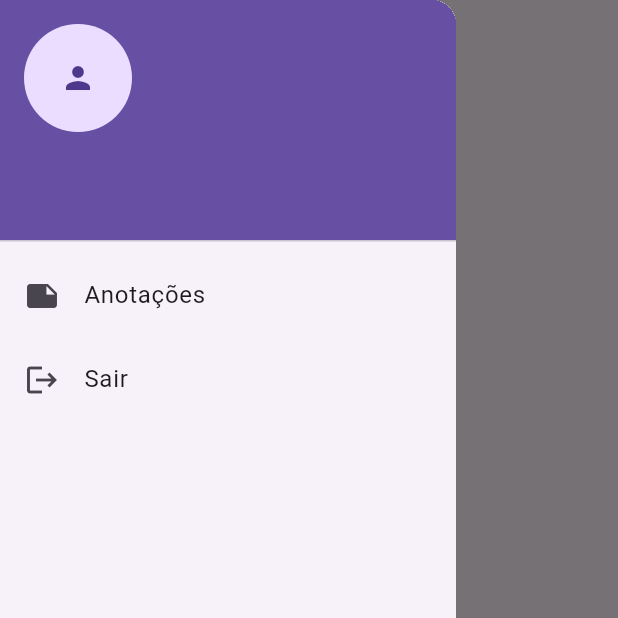
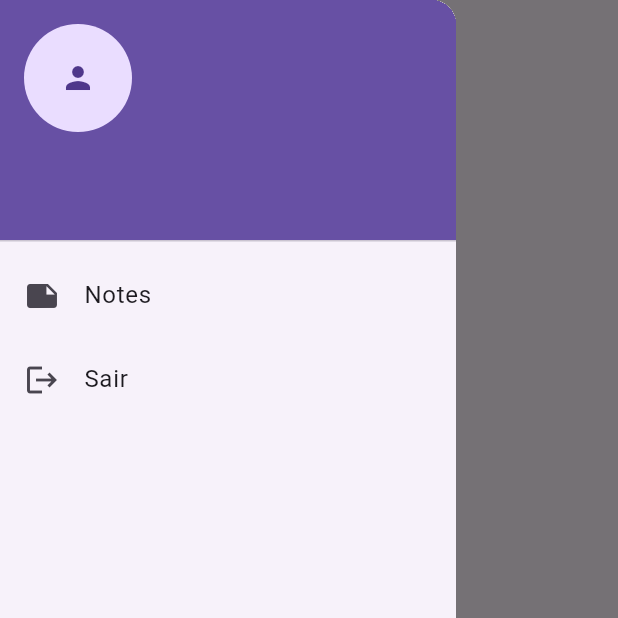
Before and after one commit to pedru0010-ops/FirebaseApp, a Flutter app: the screen it shows once a user with an empty profile is signed in, with the side drawer open, on a phone screen of 412 x 824 dp, the top half of it. Run offline on Flutter 3.47's test engine with Material 3 defaults, Android fonts, the phone set to English and light mode, and no system bars; our stand-ins replace cloud_firestore, firebase_auth, firebase_core, flutter_local_notifications, flutter_map, geolocator and 2 more; missing offline and left inert: geoflutterfire_plus; accounts and stored records are empty; statements that could not run were skipped.

Commit message:
Semana 11

````diff
--- /dev/null
+++ b/l10n.yaml
@@ -0,0 +1,3 @@
+arb-dir: lib/l10n
+template-arb-file: app_en.arb
+output-localization-file: app_localizations.dart
--- /dev/null
+++ b/lib/ l10n/app_en.arb
@@ -0,0 +1,7 @@
+{
+    "@@locale": "en",
+    "notes": "Notes",
+    "@notes": {
+        "description": "The notes title."
+    }
+}
--- /dev/null
+++ b/lib/ l10n/app_localizations.dart
@@ -0,0 +1 @@
+// TODO Implement this library.
--- /dev/null
+++ b/lib/ l10n/app_pt.arb
@@ -0,0 +1,4 @@
+{
+    "@@locale": "pt",
+    "notes": "Anotações"
+}
--- /dev/null
+++ b/lib/l10n/app_en.arb
@@ -0,0 +1,4 @@
+{
+  "@@locale": "en",
+  "notes": "Notes"
+}
--- /dev/null
+++ b/lib/l10n/app_localizations.dart
@@ -0,0 +1,134 @@
+import 'dart:async';
+
+import 'package:flutter/foundation.dart';
+import 'package:flutter/widgets.dart';
+import 'package:flutter_localizations/flutter_localizations.dart';
+import 'package:intl/intl.dart' as intl;
+
+import 'app_localizations_en.dart';
+
+// ignore_for_file: type=lint
+
+/// Callers can lookup localized strings with an instance of AppLocalizations
+/// returned by `AppLocalizations.of(context)`.
+///
+/// Applications need to include `AppLocalizations.delegate()` in their app's
+/// `localizationDelegates` list, and the locales they support in the app's
+/// `supportedLocales` list. For example:
+///
+/// ```dart
+/// import 'l10n/app_localizations.dart';
+///
+/// return MaterialApp(
+///   localizationsDelegates: AppLocalizations.localizationsDelegates,
+///   supportedLocales: AppLocalizations.supportedLocales,
+///   home: MyApplicationHome(),
+/// );
+/// ```
+///
+/// ## Update pubspec.yaml
+///
+/// Please make sure to update your pubspec.yaml to include the following
+/// packages:
+///
+/// ```yaml
+/// dependencies:
+///   # Internationalization support.
+///   flutter_localizations:
+///     sdk: flutter
+///   intl: any # Use the pinned version from flutter_localizations
+///
+///   # Rest of dependencies
+/// ```
+///
+/// ## iOS Applications
+///
+/// iOS applications define key application metadata, including supported
+/// locales, in an Info.plist file that is built into the application bundle.
+/// To configure the locales supported by your app, you’ll need to edit this
+/// file.
+///
+/// First, open your project’s ios/Runner.xcworkspace Xcode workspace file.
+/// Then, in the Project Navigator, open the Info.plist file under the Runner
+/// project’s Runner folder.
+///
+/// Next, select the Information Property List item, select Add Item from the
+/// Editor menu, then select Localizations from the pop-up menu.
+///
+/// Select and expand the newly-created Localizations item then, for each
+/// locale your application supports, add a new item and select the locale
+/// you wish to add from the pop-up menu in the Value field. This list should
+/// be consistent with the languages listed in the AppLocalizations.supportedLocales
+/// property.
+abstract class AppLocalizations {
+  AppLocalizations(String locale)
+    : localeName = intl.Intl.canonicalizedLocale(locale.toString());
+
+  final String localeName;
+
+  static AppLocalizations? of(BuildContext context) {
+    return Localizations.of<AppLocalizations>(context, AppLocalizations);
+  }
+
+  static const LocalizationsDelegate<AppLocalizations> delegate =
+      _AppLocalizationsDelegate();
+
+  /// A list of this localizations delegate along with the default localizations
+  /// delegates.
+  ///
+  /// Returns a list of localizations delegates containing this delegate along with
+  /// GlobalMaterialLocalizations.delegate, GlobalCupertinoLocalizations.delegate,
+  /// and GlobalWidgetsLocalizations.delegate.
+  ///
+  /// Additional delegates can be added by appending to this list in
+  /// MaterialApp. This list does not have to be used at all if a custom list
+  /// of delegates is preferred or required.
+  static const List<LocalizationsDelegate<dynamic>> localizationsDelegates =
+      <LocalizationsDelegate<dynamic>>[
+        delegate,
+        GlobalMaterialLocalizations.delegate,
+        GlobalCupertinoLocalizations.delegate,
+        GlobalWidgetsLocalizations.delegate,
+      ];
+
+  /// A list of this localizations delegate's supported locales.
+  static const List<Locale> supportedLocales = <Locale>[Locale('en')];
+
+  /// No description provided for @notes.
+  ///
+  /// In en, this message translates to:
+  /// **'Notes'**
+  String get notes;
+}
+
+class _AppLocalizationsDelegate
+    extends LocalizationsDelegate<AppLocalizations> {
+  const _AppLocalizationsDelegate();
+
+  @override
+  Future<AppLocalizations> load(Locale locale) {
+    return SynchronousFuture<AppLocalizations>(lookupAppLocalizations(locale));
+  }
+
+  @override
+  bool isSupported(Locale locale) =>
+      <String>['en'].contains(locale.languageCode);
+
+  @override
+  bool shouldReload(_AppLocalizationsDelegate old) => false;
+}
+
+AppLocalizations lookupAppLocalizations(Locale locale) {
+  // Lookup logic when only language code is specified.
+  switch (locale.languageCode) {
+    case 'en':
+      return AppLocalizationsEn();
+  }
+
+  throw FlutterError(
+    'AppLocalizations.delegate failed to load unsupported locale "$locale". This is likely '
+    'an issue with the localizations generation tool. Please file an issue '
+    'on GitHub with a reproducible sample app and the gen-l10n configuration '
+    'that was used.',
+  );
+}
--- /dev/null
+++ b/lib/l10n/app_localizations_en.dart
@@ -0,0 +1,13 @@
+// ignore: unused_import
+import 'package:intl/intl.dart' as intl;
+import 'app_localizations.dart';
+
+// ignore_for_file: type=lint
+
+/// The translations for English (`en`).
+class AppLocalizationsEn extends AppLocalizations {
+  AppLocalizationsEn([String locale = 'en']) : super(locale);
+
+  @override
+  String get notes => 'Notes';
+}
--- a/lib/main.dart
+++ b/lib/main.dart
@@ -1,4 +1,3 @@
-import 'package:firebaseapp/notifications.dart';
 import 'package:flutter/material.dart';
 import 'package:firebase_core/firebase_core.dart';
 import 'package:firebase_auth/firebase_auth.dart';
@@ -7,6 +6,9 @@
 import 'login.dart';
 import 'welcome.dart';
 import 'notes.dart';
+import 'notifications.dart';
+import 'l10n/app_localizations.dart';
+
 
 Future<void> main() async {
  WidgetsFlutterBinding.ensureInitialized();
@@ -25,7 +27,10 @@
    return MaterialApp(
      title: 'Firebase App',
      theme: ThemeData(primarySwatch: Colors.indigo),
-     home: const AuthGate(),
+   localizationsDelegates: AppLocalizations.localizationsDelegates,
+   supportedLocales: AppLocalizations.supportedLocales,
+     locale: AppLocalizations.supportedLocales.first,
+ home: const AuthGate(),
    );
  }
 }
@@ -70,7 +75,7 @@
            ),
            ListTile(
              leading: const Icon(Icons.note),
-             title: const Text('Anotações'),
+              title: Text(AppLocalizations.of(context)!.notes),
              onTap: () async {
                Navigator.push(
                  context,
--- a/lib/notes.dart
+++ b/lib/notes.dart
@@ -322,7 +322,7 @@
                    }
                    return ListView.separated(
                      itemCount: docs.length,
-                     separatorBuilder: (_, __) => const Divider(height: 0),
+                     separatorBuilder: (_, _) => const Divider(height: 0),
                      itemBuilder: (context, i) {
                        final doc = docs[i];
                        final data = doc.data();
--- a/pubspec.yaml
+++ b/pubspec.yaml
@@ -47,6 +47,8 @@
   flutter_geo_hash: ^0.0.7
   geoflutterfire_plus: 0.0.32
   geolocator: ^14.0.1
+  flutter_localizations:
+    sdk: flutter
 
 dev_dependencies:
   flutter_test:
@@ -65,6 +67,7 @@
 # The following section is specific to Flutter packages.
 flutter:
 
+  generate: true
   # The following line ensures that the Material Icons font is
   # included with your application, so that you can use the icons in
   # the material Icons class.
````
Also changed, not shown: pubspec.lock, 1 other file.
